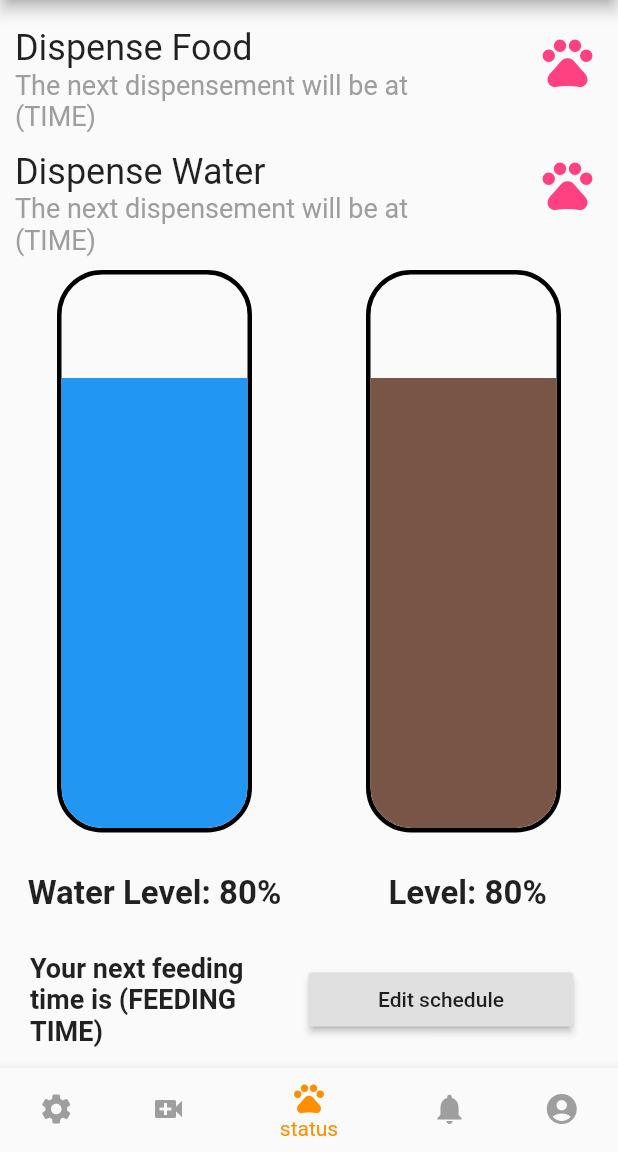
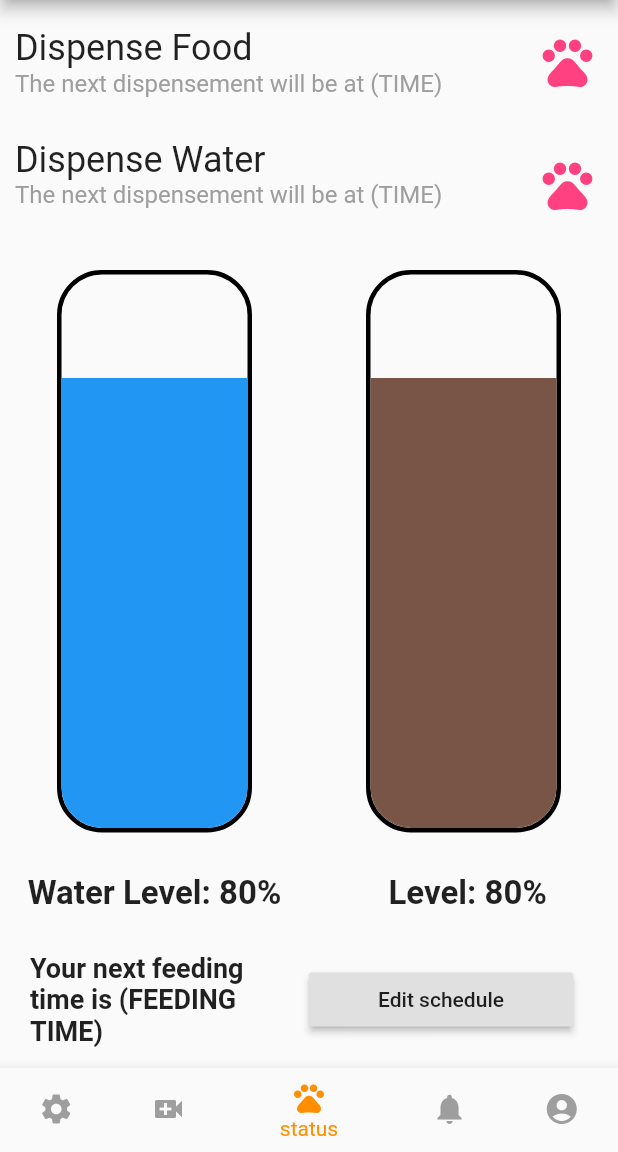
Before and after one commit to jonyataco/Toto-CEN5035, a Flutter app: the StatefulTabController screen opened directly, on a phone screen of 412 x 824 dp, the part 84-1236 px from its top. Run offline on Flutter 3.47's test engine with Material 2 defaults, Android fonts, the phone set to English and light mode, and no system bars; our stand-ins replace firebase_auth, firebase_database, google_sign_in; missing offline and left inert: flutter_auth_buttons; accounts and stored records are empty.

Commit message:
Changes to size of Dispense Widgets to fit iPhone X

```diff
--- a/lib/Models/appModel.dart
+++ b/lib/Models/appModel.dart
@@ -1,6 +1,7 @@
 import 'package:flutter/foundation.dart';
 import 'package:flutter/material.dart';
 
+/// Model that handles the data and logic for the homePage portion
 class TotoApp with ChangeNotifier {
   // Water level defined in pixels. Currently the hegiht of the container is 375
   double _waterLevel = 300;
--- a/lib/Tabs/PawScreen/PawScreen.dart
+++ b/lib/Tabs/PawScreen/PawScreen.dart
@@ -1,14 +1,11 @@
 import 'package:flutter/material.dart';
 import 'package:flutter/widgets.dart';
-import 'package:percent_indicator/percent_indicator.dart';
 import 'package:toto_real/Tabs/PawScreen/Widgets/dispenseFood.dart';
 import 'package:toto_real/Tabs/PawScreen/Widgets/dispenseWater.dart';
 import 'package:toto_real/Tabs/PawScreen/Widgets/foodLevel.dart';
 import 'package:toto_real/Tabs/PawScreen/Widgets/waterLevel.dart';
 import '../../Services/authentication.dart';
 import 'package:firebase_database/firebase_database.dart';
-import '../../Models/todo.dart';
-import 'Widgets/totoLevels.dart';
 import 'Widgets/scheduleWidget.dart';
 
 class PawScreen extends StatefulWidget {
--- a/lib/Tabs/PawScreen/Widgets/dispenseFood.dart
+++ b/lib/Tabs/PawScreen/Widgets/dispenseFood.dart
@@ -30,7 +30,7 @@ class DispenseFood extends StatelessWidget {
                   ),
                   Text(
                     details,
-                    style: TextStyle(fontSize: 18, color: Colors.grey)
+                    style: TextStyle(fontSize: 16, color: Colors.grey)
                   )
                 ],
               ),
--- a/lib/Tabs/PawScreen/Widgets/dispenseWater.dart
+++ b/lib/Tabs/PawScreen/Widgets/dispenseWater.dart
@@ -17,7 +17,7 @@ class DispenseWater extends StatelessWidget {
           Expanded(
             flex: 8,
             child: Container(
-              padding: EdgeInsets.only(top: 18, left: 10),
+              padding: EdgeInsets.only(top: 10, left: 10),
               child: Column(
                 // The alignment for items in the column
                 crossAxisAlignment: CrossAxisAlignment.start,
@@ -30,7 +30,7 @@ class DispenseWater extends StatelessWidget {
                   ),
                   Text(
                     details,
-                    style: TextStyle(fontSize: 18, color: Colors.grey)
+                    style: TextStyle(fontSize: 16, color: Colors.grey)
                   )
                 ],
               ),
```
Also changed, not shown: 2 other files.
